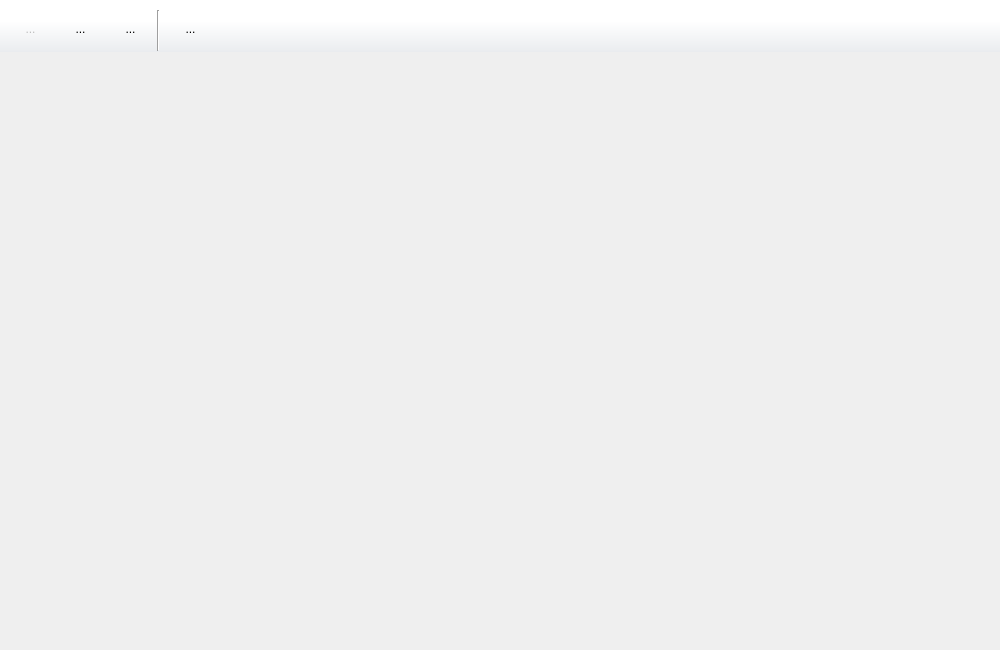
DrillUp/DrillGIFActionSequenceEditor, file DrillGIFActionSequenceEditor/Source/MainModule/drillgifactionsequenceeditor.ui: the form before one commit.
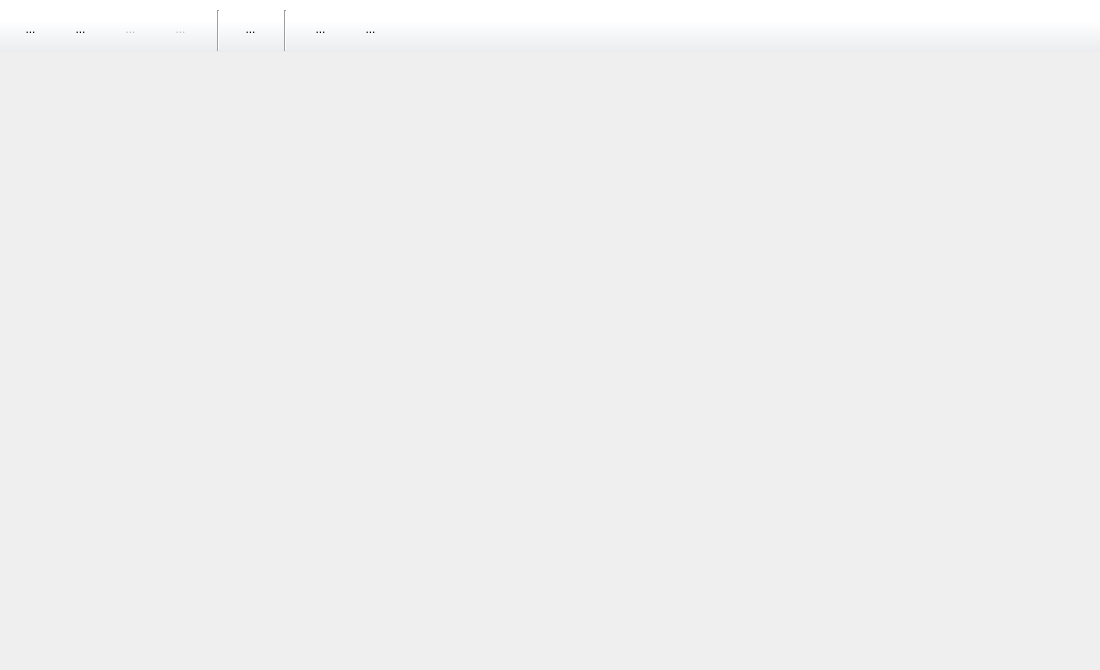
The form after the commit. Icons and pictures are not drawn.

Diff of the .ui file:
```diff
--- a/DrillGIFActionSequenceEditor/Source/MainModule/drillgifactionsequenceeditor.ui
+++ b/DrillGIFActionSequenceEditor/Source/MainModule/drillgifactionsequenceeditor.ui
@@ -6,8 +6,8 @@
    <rect>
     <x>0</x>
     <y>0</y>
-    <width>1000</width>
-    <height>650</height>
+    <width>1100</width>
+    <height>670</height>
    </rect>
   </property>
   <property name="windowTitle">
@@ -88,9 +88,6 @@
 }</string>
      </property>
      <widget class="QToolButton" name="toolButton_new">
-      <property name="enabled">
-       <bool>false</bool>
-      </property>
       <property name="geometry">
        <rect>
         <x>10</x>
@@ -137,6 +134,9 @@
       </property>
      </widget>
      <widget class="QToolButton" name="toolButton_save">
+      <property name="enabled">
+       <bool>false</bool>
+      </property>
       <property name="geometry">
        <rect>
         <x>110</x>
@@ -162,7 +162,7 @@
      <widget class="QToolButton" name="toolButton_rmmv">
       <property name="geometry">
        <rect>
-        <x>170</x>
+        <x>230</x>
         <y>10</y>
         <width>41</width>
         <height>41</height>
@@ -185,7 +185,7 @@
      <widget class="Line" name="line">
       <property name="geometry">
        <rect>
-        <x>143</x>
+        <x>203</x>
         <y>10</y>
         <width>31</width>
         <height>41</height>
@@ -195,6 +195,100 @@
        <enum>Qt::Vertical</enum>
       </property>
      </widget>
+     <widget class="Line" name="line_2">
+      <property name="geometry">
+       <rect>
+        <x>270</x>
+        <y>10</y>
+        <width>31</width>
+        <height>41</height>
+       </rect>
+      </property>
+      <property name="orientation">
+       <enum>Qt::Vertical</enum>
+      </property>
+     </widget>
+     <widget class="QToolButton" name="toolButton_userManual">
+      <property name="geometry">
+       <rect>
+        <x>300</x>
+        <y>10</y>
+        <width>41</width>
+        <height>41</height>
+       </rect>
+      </property>
+      <property name="toolTip">
+       <string>帮助</string>
+      </property>
+      <property name="text">
+       <string>...</string>
+      </property>
+      <property name="icon">
+       <iconset resource="../../drillgifactionsequenceeditor.qrc">
+        <normaloff>:/DrillGIFActionSequenceEditor/Resources/icons/nav/Help.png</normaloff>:/DrillGIFActionSequenceEditor/Resources/icons/nav/Help.png</iconset>
+      </property>
+      <property name="iconSize">
+       <size>
+        <width>32</width>
+        <height>32</height>
+       </size>
+      </property>
+     </widget>
+     <widget class="QToolButton" name="toolButton_about">
+      <property name="geometry">
+       <rect>
+        <x>350</x>
+        <y>10</y>
+        <width>41</width>
+        <height>41</height>
+       </rect>
+      </property>
+      <property name="toolTip">
+       <string>关于...</string>
+      </property>
+      <property name="text">
+       <string>...</string>
+      </property>
+      <property name="icon">
+       <iconset resource="../../drillgifactionsequenceeditor.qrc">
+        <normaloff>:/DrillGIFActionSequenceEditor/Resources/icons/nav/About.png</normaloff>:/DrillGIFActionSequenceEditor/Resources/icons/nav/About.png</iconset>
+      </property>
+      <property name="iconSize">
+       <size>
+        <width>32</width>
+        <height>32</height>
+       </size>
+      </property>
+     </widget>
+     <widget class="QToolButton" name="toolButton_saveAs">
+      <property name="enabled">
+       <bool>false</bool>
+      </property>
+      <property name="geometry">
+       <rect>
+        <x>160</x>
+        <y>10</y>
+        <width>41</width>
+        <height>41</height>
+       </rect>
+      </property>
+      <property name="toolTip">
+       <string>另存为</string>
+      </property>
+      <property name="text">
+       <string>...</string>
+      </property>
+      <property name="icon">
+       <iconset resource="../../drillgifactionsequenceeditor.qrc">
+        <normaloff>:/DrillGIFActionSequenceEditor/Resources/icons/nav/SaveAs.png</normaloff>:/DrillGIFActionSequenceEditor/Resources/icons/nav/SaveAs.png</iconset>
+      </property>
+      <property name="iconSize">
+       <size>
+        <width>32</width>
+        <height>32</height>
+       </size>
+      </property>
+     </widget>
     </widget>
    </item>
    <item>
```
Left out of the diff: 12 changed lines with no effect on the pictures.
